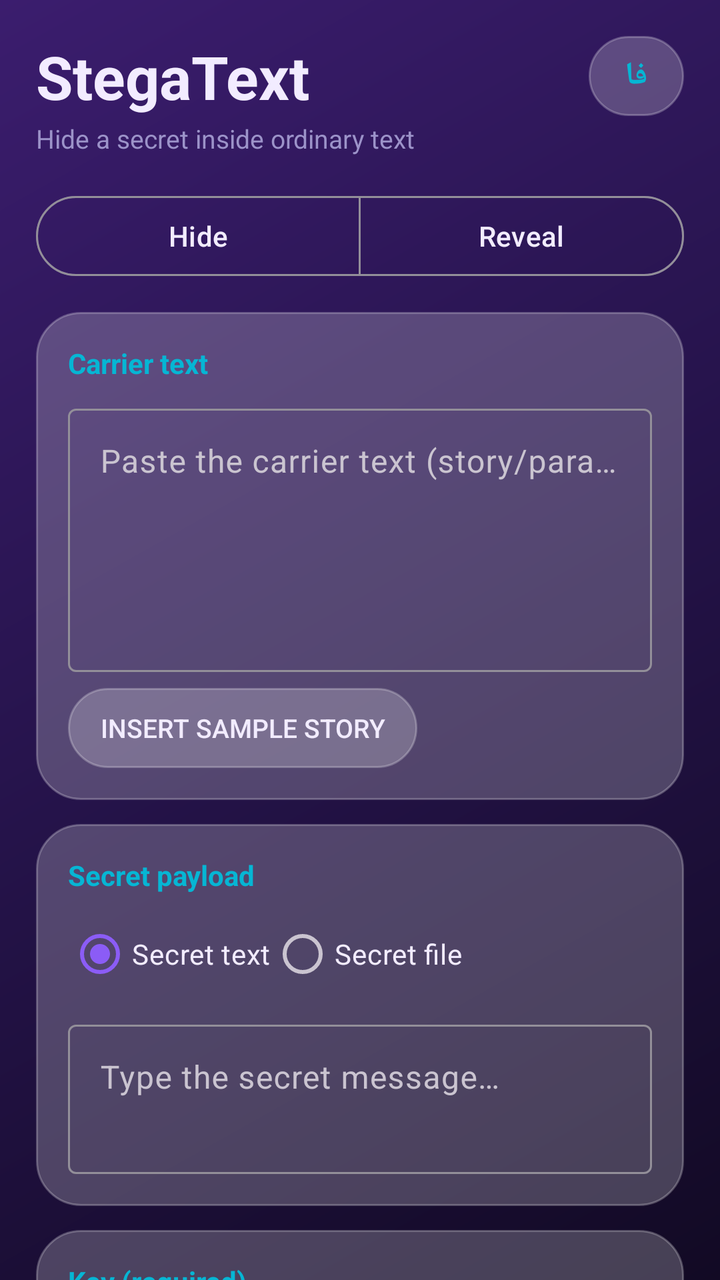
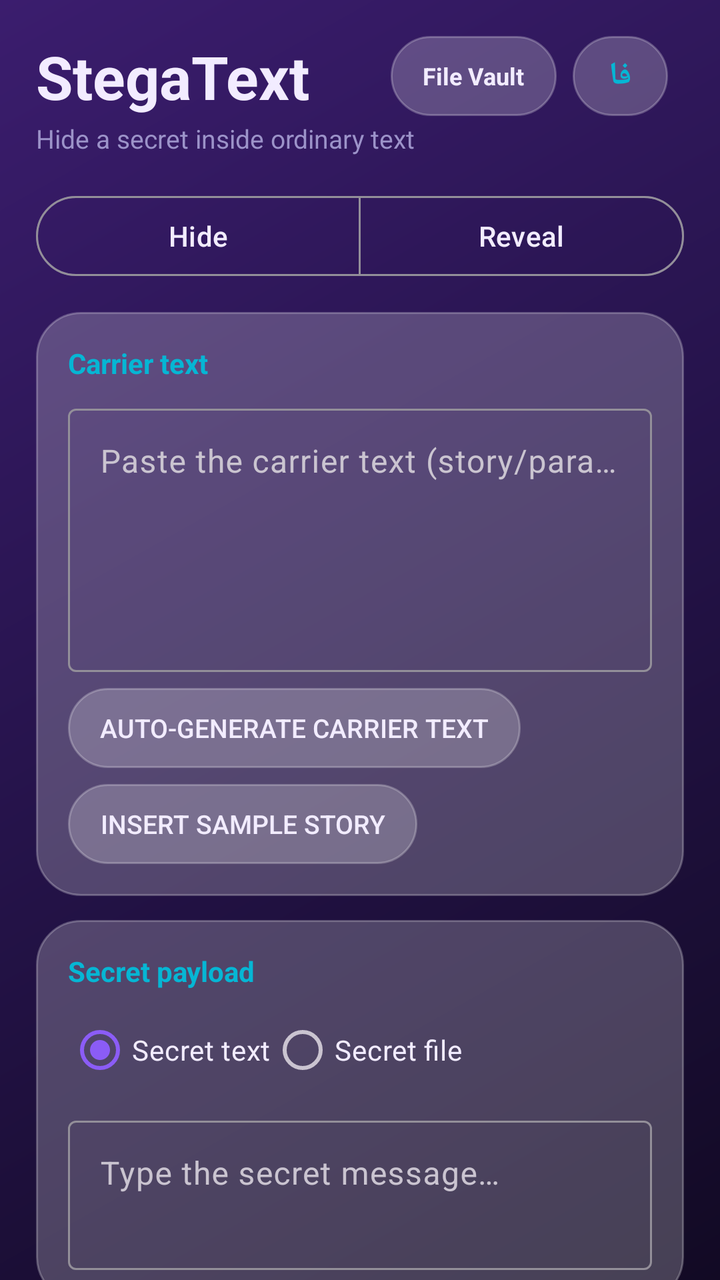

Screens rendered from an Android XML layout before and after an edit, with the pre-edit source and the edit as a unified diff.
<!-- AndroidManifest.xml: application theme Theme.StegaText -->
<!-- res/layout/activity_main.xml -->
<?xml version="1.0" encoding="utf-8"?>
<androidx.core.widget.NestedScrollView xmlns:android="http://schemas.android.com/apk/res/android"
    xmlns:app="http://schemas.android.com/apk/res-auto"
    android:layout_width="match_parent"
    android:layout_height="match_parent"
    android:fillViewport="true"
    android:scrollbars="none">

    <LinearLayout
        android:layout_width="match_parent"
        android:layout_height="wrap_content"
        android:orientation="vertical"
        android:padding="18dp">

        <LinearLayout
            android:layout_width="match_parent"
            android:layout_height="wrap_content"
            android:gravity="center_vertical"
            android:orientation="horizontal">

            <TextView
                android:id="@+id/tvTitle"
                android:layout_width="0dp"
                android:layout_height="wrap_content"
                android:layout_weight="1"
                android:text="@string/app_name"
                android:textColor="@color/text"
                android:textSize="30sp"
                android:textStyle="bold" />

            <TextView
                android:id="@+id/btnLang"
                android:layout_width="wrap_content"
                android:layout_height="40dp"
                android:background="@drawable/card_bg"
                android:gravity="center"
                android:paddingStart="18dp"
                android:paddingEnd="18dp"
                android:text="@string/btn_lang"
                android:textColor="@color/accent2"
                android:textSize="16sp"
                android:textStyle="bold" />
        </LinearLayout>

        <TextView
            android:layout_width="match_parent"
            android:layout_height="wrap_content"
            android:layout_marginTop="2dp"
            android:text="@string/tagline"
            android:textColor="@color/text_hint"
            android:textSize="13sp" />

        <com.google.android.material.button.MaterialButtonToggleGroup
            android:id="@+id/modeGroup"
            android:layout_width="match_parent"
            android:layout_height="wrap_content"
            android:layout_marginTop="16dp"
            app:selectionRequired="true"
            app:singleSelection="true">

            <com.google.android.material.button.MaterialButton
                android:id="@+id/btnModeHide"
                style="@style/Widget.Material3.Button.OutlinedButton"
                android:layout_width="0dp"
                android:layout_height="wrap_content"
                android:layout_weight="1"
                android:text="@string/mode_hide" />

            <com.google.android.material.button.MaterialButton
                android:id="@+id/btnModeReveal"
                style="@style/Widget.Material3.Button.OutlinedButton"
                android:layout_width="0dp"
                android:layout_height="wrap_content"
                android:layout_weight="1"
                android:text="@string/mode_reveal" />
        </com.google.android.material.button.MaterialButtonToggleGroup>

        <LinearLayout
            android:id="@+id/hideSection"
            android:layout_width="match_parent"
            android:layout_height="wrap_content"
            android:orientation="vertical">

            <LinearLayout
                android:layout_width="match_parent"
                android:layout_height="wrap_content"
                android:layout_marginTop="14dp"
                android:background="@drawable/card_bg"
                android:orientation="vertical"
                android:padding="16dp">

                <TextView
                    android:layout_width="wrap_content"
                    android:layout_height="wrap_content"
                    android:text="@string/carrier_title"
                    android:textColor="@color/accent2"
                    android:textSize="14sp"
                    android:textStyle="bold" />

                <com.google.android.material.textfield.TextInputLayout
                    style="@style/Widget.Material3.TextInputLayout.OutlinedBox"
                    android:layout_width="match_parent"
                    android:layout_height="wrap_content"
                    android:layout_marginTop="8dp"
                    app:boxBackgroundColor="@android:color/transparent">

                    <com.google.android.material.textfield.TextInputEditText
                        android:id="@+id/etCarrier"
                        android:layout_width="match_parent"
                        android:layout_height="wrap_content"
                        android:gravity="top"
                        android:hint="@string/carrier_hint_hide"
                        android:inputType="textMultiLine"
                        android:minLines="5"
                        android:textColor="@color/text"
                        android:textColorHint="@color/text_hint" />
                </com.google.android.material.textfield.TextInputLayout>

                <androidx.appcompat.widget.AppCompatButton
                    android:id="@+id/btnSample"
                    android:layout_width="wrap_content"
                    android:layout_height="40dp"
                    android:layout_marginTop="8dp"
                    android:background="@drawable/card_bg"
                    android:paddingStart="16dp"
                    android:paddingEnd="16dp"
                    android:text="@string/btn_sample"
                    android:textColor="@color/text"
                    android:textSize="13sp" />
            </LinearLayout>

            <LinearLayout
                android:layout_width="match_parent"
                android:layout_height="wrap_content"
                android:layout_marginTop="12dp"
                android:background="@drawable/card_bg"
                android:orientation="vertical"
                android:padding="16dp">

                <TextView
                    android:layout_width="wrap_content"
                    android:layout_height="wrap_content"
                    android:text="@string/secret_title"
                    android:textColor="@color/accent2"
                    android:textSize="14sp"
                    android:textStyle="bold" />

                <RadioGroup
                    android:id="@+id/payloadGroup"
                    android:layout_width="match_parent"
                    android:layout_height="wrap_content"
                    android:layout_marginTop="6dp"
                    android:orientation="horizontal">

                    <com.google.android.material.radiobutton.MaterialRadioButton
                        android:id="@+id/radioText"
                        android:layout_width="wrap_content"
                        android:layout_height="wrap_content"
                        android:checked="true"
                        android:text="@string/radio_text"
                        android:textColor="@color/text" />

                    <com.google.android.material.radiobutton.MaterialRadioButton
                        android:id="@+id/radioFile"
                        android:layout_width="wrap_content"
                        android:layout_height="wrap_content"
                        android:text="@string/radio_file"
                        android:textColor="@color/text" />
                </RadioGroup>

                <com.google.android.material.textfield.TextInputLayout
                    android:id="@+id/tilSecret"
                    style="@style/Widget.Material3.TextInputLayout.OutlinedBox"
                    android:layout_width="match_parent"
                    android:layout_height="wrap_content"
                    android:layout_marginTop="6dp"
                    app:boxBackgroundColor="@android:color/transparent">

                    <com.google.android.material.textfield.TextInputEditText
                        android:id="@+id/etSecret"
                        android:layout_width="match_parent"
                        android:layout_height="wrap_content"
                        android:gravity="top"
                        android:hint="@string/secret_hint"
                        android:inputType="textMultiLine"
                        android:minLines="2"
                        android:textColor="@color/text"
                        android:textColorHint="@color/text_hint" />
                </com.google.android.material.textfield.TextInputLayout>

                <LinearLayout
                    android:id="@+id/fileRow"
                    android:layout_width="match_parent"
                    android:layout_height="wrap_content"
                    android:layout_marginTop="6dp"
                    android:gravity="center_vertical"
                    android:orientation="horizontal"
                    android:visibility="gone">

                    <androidx.appcompat.widget.AppCompatButton
                        android:id="@+id/btnPickFile"
                        android:layout_width="wrap_content"
                        android:layout_height="44dp"
                        android:background="@drawable/card_bg"
                        android:paddingStart="16dp"
                        android:paddingEnd="16dp"
                        android:text="@string/btn_pick_file"
                        android:textColor="@color/text"
                        android:textSize="13sp" />

                    <TextView
                        android:id="@+id/tvFileName"
                        android:layout_width="0dp"
                        android:layout_height="wrap_content"
                        android:layout_marginStart="10dp"
                        android:layout_weight="1"
                        android:text="@string/no_file"
                        android:textColor="@color/text_hint"
                        android:textSize="13sp" />
                </LinearLayout>
            </LinearLayout>

            <LinearLayout
                android:layout_width="match_parent"
                android:layout_height="wrap_content"
                android:layout_marginTop="12dp"
                android:background="@drawable/card_bg"
                android:orientation="vertical"
                android:padding="16dp">

                <TextView
                    android:layout_width="wrap_content"
                    android:layout_height="wrap_content"
                    android:text="@string/pw_title"
                    android:textColor="@color/accent2"
                    android:textSize="14sp"
                    android:textStyle="bold" />

                <com.google.android.material.textfield.TextInputLayout
                    style="@style/Widget.Material3.TextInputLayout.OutlinedBox"
                    android:layout_width="match_parent"
                    android:layout_height="wrap_content"
                    android:layout_marginTop="8dp"
                    app:boxBackgroundColor="@android:color/transparent"
                    app:endIconMode="password_toggle">

                    <com.google.android.material.textfield.TextInputEditText
                        android:id="@+id/etPassword"
                        android:layout_width="match_parent"
                        android:layout_height="wrap_content"
                        android:hint="@string/pw_hint"
                        android:inputType="textPassword"
                        android:textColor="@color/text"
                        android:textColorHint="@color/text_hint" />
                </com.google.android.material.textfield.TextInputLayout>

                <com.google.android.material.materialswitch.MaterialSwitch
                    android:id="@+id/switchRobust"
                    android:layout_width="match_parent"
                    android:layout_height="wrap_content"
                    android:layout_marginTop="8dp"
                    android:checked="true"
                    android:text="@string/robust"
                    android:textColor="@color/text"
                    android:textSize="13sp" />
            </LinearLayout>

            <TextView
                android:id="@+id/tvCapacity"
                android:layout_width="match_parent"
                android:layout_height="wrap_content"
                android:layout_marginTop="12dp"
                android:text="@string/capacity_zero"
                android:textColor="@color/text_hint"
                android:textSize="13sp" />

            <androidx.appcompat.widget.AppCompatButton
                android:id="@+id/btnHide"
                android:layout_width="match_parent"
                android:layout_height="56dp"
                android:layout_marginTop="10dp"
                android:background="@drawable/btn_gradient"
                android:stateListAnimator="@null"
                android:text="@string/btn_hide"
                android:textColor="#FFFFFF"
                android:textSize="16sp"
                android:textStyle="bold" />

            <LinearLayout
                android:id="@+id/outputCard"
                android:layout_width="match_parent"
                android:layout_height="wrap_content"
                android:layout_marginTop="14dp"
                android:background="@drawable/card_bg"
                android:orientation="vertical"
                android:padding="16dp"
                android:visibility="gone">

                <TextView
                    android:layout_width="wrap_content"
                    android:layout_height="wrap_content"
                    android:text="@string/output_title"
                    android:textColor="@color/ok"
                    android:textSize="14sp"
                    android:textStyle="bold" />

                <TextView
                    android:id="@+id/tvOutput"
                    android:layout_width="match_parent"
                    android:layout_height="wrap_content"
                    android:layout_marginTop="8dp"
                    android:textColor="@color/text"
                    android:textIsSelectable="true"
                    android:textSize="15sp" />

                <LinearLayout
                    android:layout_width="match_parent"
                    android:layout_height="wrap_content"
                    android:layout_marginTop="10dp"
                    android:orientation="horizontal">

                    <androidx.appcompat.widget.AppCompatButton
                        android:id="@+id/btnCopy"
                        android:layout_width="0dp"
                        android:layout_height="44dp"
                        android:layout_marginEnd="6dp"
                        android:layout_weight="1"
                        android:background="@drawable/card_bg"
                        android:text="@string/btn_copy"
                        android:textColor="@color/text" />

                    <androidx.appcompat.widget.AppCompatButton
                        android:id="@+id/btnShare"
                        android:layout_width="0dp"
                        android:layout_height="44dp"
                        android:layout_marginEnd="6dp"
                        android:layout_weight="1"
                        android:background="@drawable/card_bg"
                        android:text="@string/btn_share"
                        android:textColor="@color/text" />

                    <androidx.appcompat.widget.AppCompatButton
                        android:id="@+id/btnSave"
                        android:layout_width="0dp"
                        android:layout_height="44dp"
                        android:layout_weight="1"
                        android:background="@drawable/card_bg"
                        android:text="@string/btn_save"
                        android:textColor="@color/text" />
                </LinearLayout>
            </LinearLayout>
        </LinearLayout>

        <LinearLayout
            android:id="@+id/revealSection"
            android:layout_width="match_parent"
            android:layout_height="wrap_content"
            android:orientation="vertical"
            android:visibility="gone">

            <LinearLayout
                android:layout_width="match_parent"
                android:layout_height="wrap_content"
                android:layout_marginTop="14dp"
                android:background="@drawable/card_bg"
                android:orientation="vertical"
                android:padding="16dp">

                <TextView
                    android:layout_width="wrap_content"
                    android:layout_height="wrap_content"
                    android:text="@string/carrier_title"
                    android:textColor="@color/accent2"
                    android:textSize="14sp"
                    android:textStyle="bold" />

                <com.google.android.material.textfield.TextInputLayout
                    style="@style/Widget.Material3.TextInputLayout.OutlinedBox"
                    android:layout_width="match_parent"
                    android:layout_height="wrap_content"
                    android:layout_marginTop="8dp"
                    app:boxBackgroundColor="@android:color/transparent">

                    <com.google.android.material.textfield.TextInputEditText
                        android:id="@+id/etCarrierX"
                        android:layout_width="match_parent"
                        android:layout_height="wrap_content"
                        android:gravity="top"
                        android:hint="@string/carrier_hint_reveal"
                        android:inputType="textMultiLine"
                        android:minLines="5"
                        android:textColor="@color/text"
                        android:textColorHint="@color/text_hint" />
                </com.google.android.material.textfield.TextInputLayout>
            </LinearLayout>

            <LinearLayout
                android:layout_width="match_parent"
                android:layout_height="wrap_content"
                android:layout_marginTop="12dp"
                android:background="@drawable/card_bg"
                android:orientation="vertical"
                android:padding="16dp">

                <com.google.android.material.textfield.TextInputLayout
                    style="@style/Widget.Material3.TextInputLayout.OutlinedBox"
                    android:layout_width="match_parent"
                    android:layout_height="wrap_content"
                    app:boxBackgroundColor="@android:color/transparent"
                    app:endIconMode="password_toggle">

                    <com.google.android.material.textfield.TextInputEditText
                        android:id="@+id/etPasswordX"
                        android:layout_width="match_parent"
                        android:layout_height="wrap_content"
                        android:hint="@string/pw_hint"
                        android:inputType="textPassword"
                        android:textColor="@color/text"
                        android:textColorHint="@color/text_hint" />
                </com.google.android.material.textfield.TextInputLayout>
            </LinearLayout>

            <androidx.appcompat.widget.AppCompatButton
                android:id="@+id/btnReveal"
                android:layout_width="match_parent"
                android:layout_height="56dp"
                android:layout_marginTop="12dp"
                android:background="@drawable/btn_gradient"
                android:stateListAnimator="@null"
                android:text="@string/btn_reveal"
                android:textColor="#FFFFFF"
                android:textSize="16sp"
                android:textStyle="bold" />

            <LinearLayout
                android:id="@+id/resultCard"
                android:layout_width="match_parent"
                android:layout_height="wrap_content"
                android:layout_marginTop="14dp"
                android:background="@drawable/card_bg"
                android:orientation="vertical"
                android:padding="16dp"
                android:visibility="gone">

                <TextView
                    android:layout_width="wrap_content"
                    android:layout_height="wrap_content"
                    android:text="@string/result_title"
                    android:textColor="@color/ok"
                    android:textSize="14sp"
                    android:textStyle="bold" />

                <TextView
                    android:id="@+id/tvResultX"
                    android:layout_width="match_parent"
                    android:layout_height="wrap_content"
                    android:layout_marginTop="8dp"
                    android:textColor="@color/text"
                    android:textIsSelectable="true"
                    android:textSize="15sp" />

                <androidx.appcompat.widget.AppCompatButton
                    android:id="@+id/btnSaveX"
                    android:layout_width="wrap_content"
                    android:layout_height="44dp"
                    android:layout_gravity="end"
                    android:background="@drawable/card_bg"
                    android:paddingStart="16dp"
                    android:paddingEnd="16dp"
                    android:text="@string/btn_save"
                    android:textColor="@color/text"
                    android:visibility="gone" />
            </LinearLayout>
        </LinearLayout>
    </LinearLayout>
</androidx.core.widget.NestedScrollView>
<!-- resources referenced by this layout -->
<resources>
  <color name="accent2">#06B6D4</color>
  <color name="ok">#4ADE80</color>
  <color name="text">#F2ECFF</color>
  <color name="text_hint">#9C93C9</color>
  <!-- drawable btn_gradient (drawable) -->
  <?xml version="1.0" encoding="utf-8"?>
  <shape xmlns:android="http://schemas.android.com/apk/res/android">
      <gradient
          android:angle="0"
          android:startColor="@color/accent1"
          android:endColor="@color/accent2" />
      <corners android:radius="28dp" />
  </shape>
  <!-- drawable card_bg (drawable) -->
  <?xml version="1.0" encoding="utf-8"?>
  <shape xmlns:android="http://schemas.android.com/apk/res/android">
      <solid android:color="@color/card" />
      <stroke android:width="1dp" android:color="@color/card_stroke" />
      <corners android:radius="22dp" />
  </shape>
  <string name="app_name">StegaText</string>
  <string name="btn_copy">Copy</string>
  <string name="btn_hide">Hide and create stego text</string>
  <string name="btn_lang">فا</string>
  <string name="btn_pick_file">Choose file (any type)</string>
  <string name="btn_reveal">Reveal secret</string>
  <string name="btn_sample">Insert sample story</string>
  <string name="btn_save">Save</string>
  <string name="btn_share">Share</string>
  <string name="capacity_zero">Carrier text is empty</string>
  <string name="carrier_hint_hide">Paste the carrier text (story/paragraph) here…</string>
  <string name="carrier_hint_reveal">Paste the stego text here…</string>
  <string name="carrier_title">Carrier text</string>
  <string name="mode_hide">Hide</string>
  <string name="mode_reveal">Reveal</string>
  <string name="no_file">No file selected</string>
  <string name="output_title">Stego text (send as is)</string>
  <string name="pw_hint">Enter encryption key</string>
  <string name="pw_title">Key (required)</string>
  <string name="radio_file">Secret file</string>
  <string name="radio_text">Secret text</string>
  <string name="result_title">Result</string>
  <string name="robust">Robust mode (homoglyph only, no invisible characters)</string>
  <string name="secret_hint">Type the secret message…</string>
  <string name="secret_title">Secret payload</string>
  <string name="tagline">Hide a secret inside ordinary text</string>
  <style name="Theme.StegaText" parent="Theme.Material3.Dark.NoActionBar">
          <item name="colorPrimary">@color/accent1</item>
          <item name="colorOnPrimary">#FFFFFF</item>
          <item name="colorSurface">@color/card</item>
          <item name="colorOnSurface">@color/text</item>
          <item name="android:textColorHint">@color/text_hint</item>
          <item name="android:windowBackground">@drawable/bg_gradient</item>
          <item name="android:statusBarColor">@color/grad_end</item>
      </style>
  <color name="accent1">#8B5CF6</color>
  <color name="card">#38FFFFFF</color>
  <color name="card_stroke">#40FFFFFF</color>
  <!-- drawable bg_gradient (drawable) -->
  <?xml version="1.0" encoding="utf-8"?>
  <shape xmlns:android="http://schemas.android.com/apk/res/android">
      <gradient
          android:angle="315"
          android:startColor="@color/grad_start"
          android:centerColor="@color/grad_center"
          android:endColor="@color/grad_end" />
  </shape>
  <color name="grad_end">#120A24</color>
  <color name="grad_start">#3B1D6E</color>
  <color name="grad_center">#25134A</color>
</resources>

<!-- the commit's change to res/layout/activity_main.xml (unified diff, before → after) -->
@@ -29,7 +29,22 @@
                 android:textStyle="bold" />
 
             <TextView
+                android:id="@+id/btnOpenVault"
+                android:layout_width="wrap_content"
+                android:layout_height="40dp"
+                android:layout_marginEnd="8dp"
+                android:background="@drawable/card_bg"
+                android:gravity="center"
+                android:paddingStart="16dp"
+                android:paddingEnd="16dp"
+                android:text="@string/btn_open_vault"
+                android:textColor="@color/text"
+                android:textSize="12sp"
+                android:textStyle="bold" />
+
+            <TextView
                 android:id="@+id/btnLang"
+                android:layout_marginEnd="8dp"
                 android:layout_width="wrap_content"
                 android:layout_height="40dp"
                 android:background="@drawable/card_bg"
@@ -115,6 +130,19 @@
                         android:textColor="@color/text"
                         android:textColorHint="@color/text_hint" />
                 </com.google.android.material.textfield.TextInputLayout>
+
+                <androidx.appcompat.widget.AppCompatButton
+                    android:id="@+id/btnGenerate"
+                    android:layout_width="wrap_content"
+                    android:layout_height="40dp"
+                    android:layout_marginTop="8dp"
+                    android:layout_marginEnd="6dp"
+                    android:background="@drawable/card_bg"
+                    android:paddingStart="16dp"
+                    android:paddingEnd="16dp"
+                    android:text="@string/btn_generate_carrier"
+                    android:textColor="@color/text"
+                    android:textSize="13sp" />
 
                 <androidx.appcompat.widget.AppCompatButton
                     android:id="@+id/btnSample"
<!-- resource entries referenced after the edit -->
@@ -22,8 +22,10 @@
   </shape>
   <string name="app_name">StegaText</string>
   <string name="btn_copy">Copy</string>
+  <string name="btn_generate_carrier">Auto-generate carrier text</string>
   <string name="btn_hide">Hide and create stego text</string>
   <string name="btn_lang">فا</string>
+  <string name="btn_open_vault">File Vault</string>
   <string name="btn_pick_file">Choose file (any type)</string>
   <string name="btn_reveal">Reveal secret</string>
   <string name="btn_sample">Insert sample story</string>
